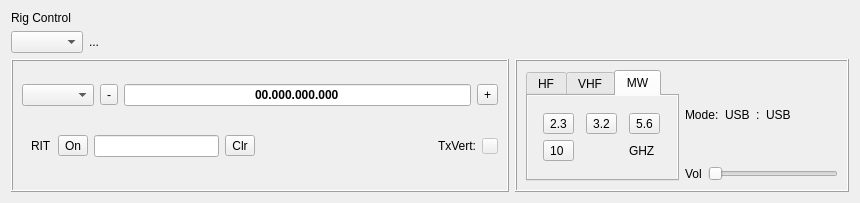
The window that mqt/MqtLogger/rigcontrolframe.ui (Rsclub22/Minos2-Mirror) describes before a commit, drawn with Qt 5.
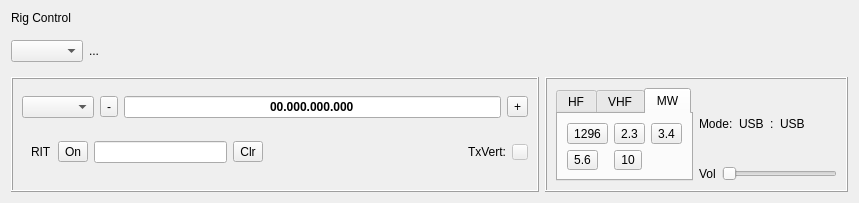
The same window after the commit. The open tabs and pages were chosen to show the change. Custom widgets are drawn as their Qt base class.

Diff of the .ui file:
```diff
--- a/mqt/MqtLogger/rigcontrolframe.ui
+++ b/mqt/MqtLogger/rigcontrolframe.ui
@@ -6,7 +6,7 @@
    <rect>
     <x>0</x>
     <y>0</y>
-    <width>860</width>
+    <width>859</width>
     <height>203</height>
    </rect>
   </property>
@@ -274,6 +274,18 @@
      </item>
      <item>
       <widget class="QFrame" name="selFrame">
+       <property name="sizePolicy">
+        <sizepolicy hsizetype="Expanding" vsizetype="Preferred">
+         <horstretch>0</horstretch>
+         <verstretch>0</verstretch>
+        </sizepolicy>
+       </property>
+       <property name="maximumSize">
+        <size>
+         <width>303</width>
+         <height>115</height>
+        </size>
+       </property>
        <property name="frameShape">
         <enum>QFrame::Box</enum>
        </property>
@@ -282,29 +294,23 @@
        </property>
        <layout class="QVBoxLayout" name="verticalLayout_3">
         <item>
-         <layout class="QHBoxLayout" name="horizontalLayout_10">
+         <layout class="QHBoxLayout" name="horizontalLayout">
           <item>
-           <widget class="BandSelTab" name="bandSelTab">
-            <property name="autoFillBackground">
-             <bool>true</bool>
-            </property>
+           <widget class="QTabWidget" name="bandSelTab">
             <property name="currentIndex">
-             <number>1</number>
+             <number>0</number>
             </property>
             <widget class="QWidget" name="hfBandSelTab">
-             <property name="autoFillBackground">
-              <bool>true</bool>
-             </property>
              <attribute name="title">
               <string>HF</string>
              </attribute>
-             <layout class="QVBoxLayout" name="verticalLayout_2">
+             <layout class="QVBoxLayout" name="verticalLayout_4">
               <item>
-               <layout class="QGridLayout" name="hfGridLayout">
+               <layout class="QGridLayout" name="gridLayout">
                 <item row="0" column="2">
                  <widget class="QToolButton" name="_7MHzToolBut">
                   <property name="text">
-                   <string>7  </string>
+                   <string>7</string>
                   </property>
                  </widget>
                 </item>
@@ -325,21 +331,21 @@
                 <item row="1" column="0">
                  <widget class="QToolButton" name="_14MHzToolBut">
                   <property name="text">
-                   <string>14 </string>
+                   <string>14</string>
                   </property>
                  </widget>
                 </item>
                 <item row="1" column="1">
                  <widget class="QToolButton" name="_21MHzToolBut">
                   <property name="text">
-                   <string>21 </string>
+                   <string>21</string>
                   </property>
                  </widget>
                 </item>
                 <item row="1" column="2">
                  <widget class="QToolButton" name="_28MHzToolBut">
                   <property name="text">
-                   <string>28 </string>
+                   <string>28</string>
                   </property>
                  </widget>
                 </item>
@@ -348,15 +354,12 @@
              </layout>
             </widget>
             <widget class="QWidget" name="vhfBandSelTab">
-             <property name="autoFillBackground">
-              <bool>true</bool>
-             </property>
              <attribute name="title">
               <string>VHF</string>
              </attribute>
-             <layout class="QVBoxLayout" name="verticalLayout_4">
+             <layout class="QVBoxLayout" name="verticalLayout_5">
               <item>
-               <layout class="QGridLayout" name="vhfGridLayout">
+               <layout class="QGridLayout" name="gridLayout_2">
                 <item row="0" column="1">
                  <widget class="QToolButton" name="_70MHzToolBut">
                   <property name="text">
@@ -364,38 +367,24 @@
                   </property>
                  </widget>
                 </item>
+                <item row="0" column="2">
+                 <widget class="QToolButton" name="_144MHzToolBut">
+                  <property name="text">
+                   <string>144</string>
+                  </property>
+                 </widget>
+                </item>
                 <item row="0" column="0">
                  <widget class="QToolButton" name="_50MHzToolBut">
                   <property name="text">
-                   <string> 50  </string>
+                   <string>50</string>
                   </property>
                  </widget>
                 </item>
-                <item row="2" column="1">
-                 <widget class="QToolButton" name="_1296MHzToolBut">
-                  <property name="text">
-                   <string>1296</string>
-                  </property>
-                 </widget>
-                </item>
-                <item row="2" column="0">
+                <item row="1" column="0">
                  <widget class="QToolButton" name="_432MHzToolBut">
                   <property name="text">
-                   <string>432 </string>
-                  </property>
-                 </widget>
-                </item>
-                <item row="0" column="2">
-                 <widget class="QToolButton" name="_144MHzToolBut">
-                  <property name="text">
-                   <string>144 </string>
-                  </property>
-                 </widget>
-                </item>
-                <item row="2" column="2">
-                 <widget class="QLabel" name="label_5">
-                  <property name="text">
-                   <string>MHz</string>
+                   <string>432</string>
                   </property>
                  </widget>
                 </item>
@@ -404,50 +393,44 @@
              </layout>
             </widget>
             <widget class="QWidget" name="mwBandSelTab">
-             <property name="autoFillBackground">
-              <bool>true</bool>
-             </property>
              <attribute name="title">
               <string>MW</string>
              </attribute>
-             <layout class="QVBoxLayout" name="verticalLayout_5">
+             <layout class="QVBoxLayout" name="verticalLayout_6">
               <item>
-               <layout class="QGridLayout" name="mwGridLayout">
-                <item row="0" column="2">
-                 <widget class="QToolButton" name="_5_6GHzToolBut">
+               <layout class="QGridLayout" name="gridLayout_3">
+                <item row="0" column="0">
+                 <widget class="QToolButton" name="_1296MHzToolBut">
                   <property name="text">
-                   <string>5.6</string>
+                   <string>1296</string>
                   </property>
                  </widget>
                 </item>
-                <item row="0" column="0">
+                <item row="0" column="1">
                  <widget class="QToolButton" name="_2_3GHzToolBut">
                   <property name="text">
                    <string>2.3</string>
                   </property>
                  </widget>
                 </item>
-                <item row="0" column="1">
-                 <widget class="QToolButton" name="_3_2GHzToolBut">
+                <item row="0" column="2">
+                 <widget class="QToolButton" name="_3_4GHzToolBut">
                   <property name="text">
-                   <string>3.2</string>
+                   <string>3.4</string>
                   </property>
                  </widget>
                 </item>
                 <item row="1" column="0">
+                 <widget class="QToolButton" name="_5_6GHzToolBut">
+                  <property name="text">
+                   <string>5.6</string>
+                  </property>
+                 </widget>
+                </item>
+                <item row="1" column="1">
                  <widget class="QToolButton" name="_10GHzToolBut">
-                  <property name="autoFillBackground">
-                   <bool>true</bool>
-                  </property>
                   <property name="text">
-                   <string>10 </string>
-                  </property>
-                 </widget>
-                </item>
-                <item row="1" column="2">
-                 <widget class="QLabel" name="label_4">
-                  <property name="text">
-                   <string>GHZ</string>
+                   <string>10</string>
                   </property>
                  </widget>
                 </item>
@@ -458,7 +441,7 @@
            </widget>
           </item>
           <item>
-           <layout class="QVBoxLayout" name="verticalLayout_6">
+           <layout class="QVBoxLayout" name="verticalLayout_2">
             <item>
              <layout class="QHBoxLayout" name="horizontalLayout_2">
               <item>
@@ -552,12 +535,6 @@
    <extends>QSlider</extends>
    <header>volumeslider.h</header>
   </customwidget>
-  <customwidget>
-   <class>BandSelTab</class>
-   <extends>QTabWidget</extends>
-   <header>bandseltab.h</header>
-   <container>1</container>
-  </customwidget>
  </customwidgets>
  <resources/>
  <connections/>
```
